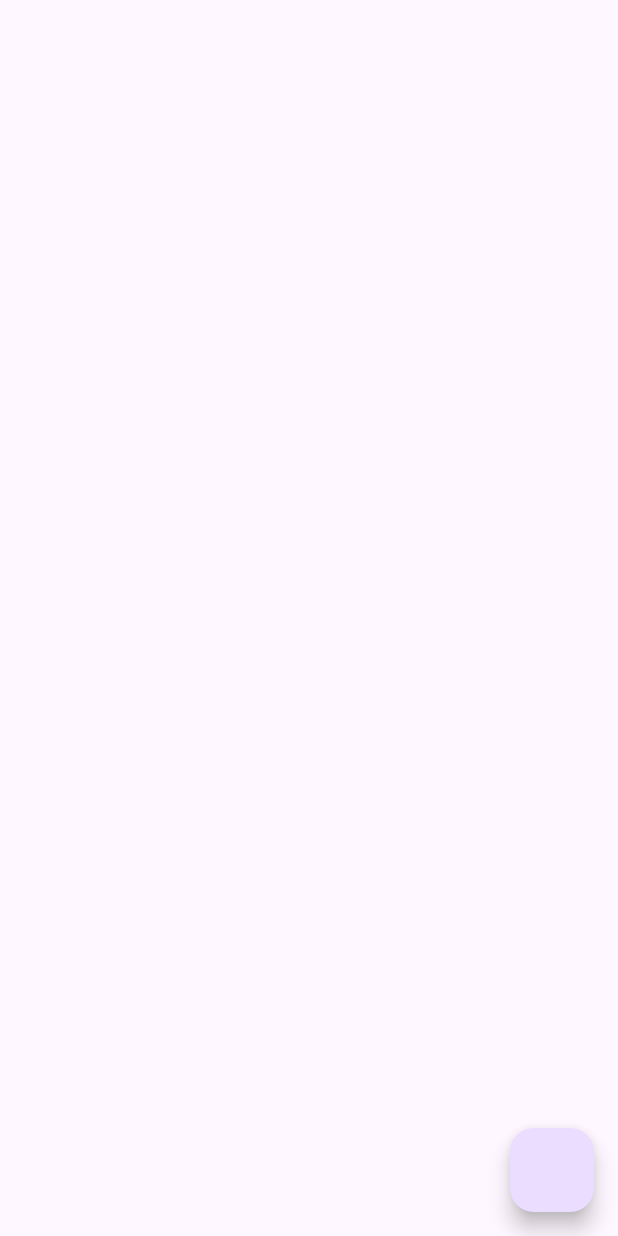
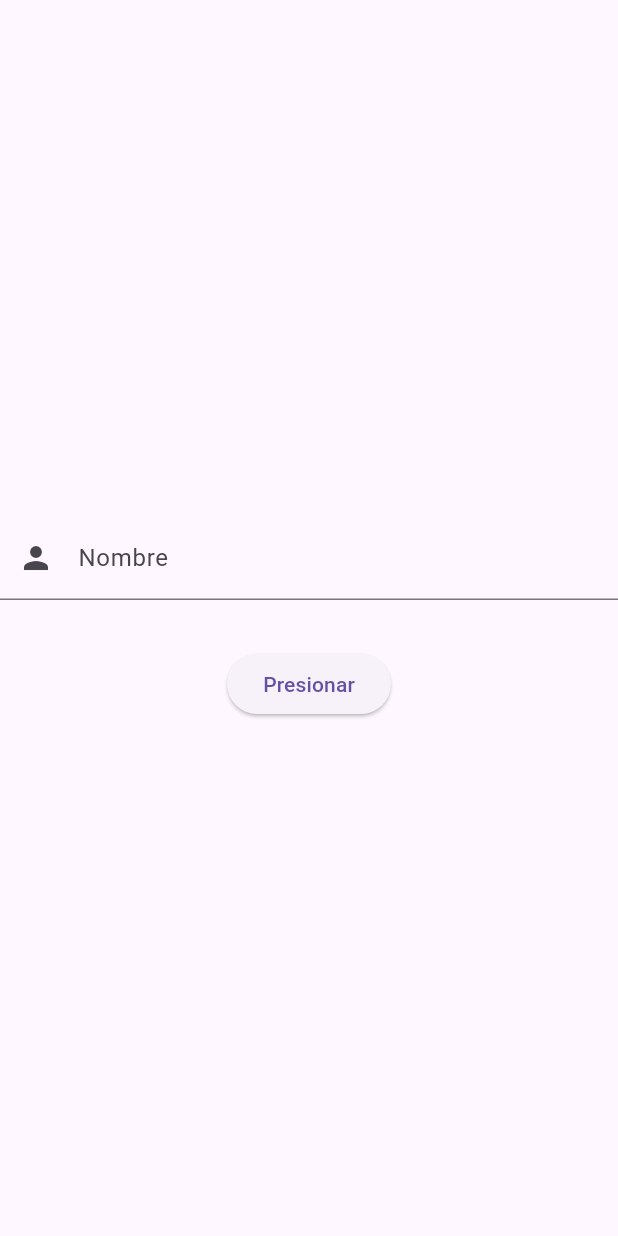
Before and after one commit to fr4nsgallegos/matriculasappg14, a Flutter app: the screen it shows after launch, on a phone screen of 412 x 824 dp. Run offline on Flutter 3.47's test engine with Material 3 defaults, Android fonts, the phone set to English and light mode, and no system bars; our stand-ins replace flutter_svg.

Commit message:
init textfield

```diff
--- a/lib/main.dart
+++ b/lib/main.dart
@@ -1,6 +1,8 @@
 import 'package:flutter/material.dart';
+import 'package:matriculasappg14/pages/eliminar.dart';
 import 'package:matriculasappg14/pages/home_page.dart';
+import 'package:matriculasappg14/textfield_page.dart';
 
 void main() {
-  runApp(MaterialApp(home: HomePage(), debugShowCheckedModeBanner: false));
+  runApp(MaterialApp(home: TextfieldPage(), debugShowCheckedModeBanner: false));
 }
--- /dev/null
+++ b/lib/textfield_page.dart
@@ -0,0 +1,44 @@
+import 'package:flutter/material.dart';
+
+class TextfieldPage extends StatelessWidget {
+  TextEditingController _nombreController = TextEditingController();
+
+  @override
+  Widget build(BuildContext context) {
+    return Scaffold(
+      body: Center(
+        child: Column(
+          mainAxisSize: MainAxisSize.min,
+          children: [
+            TextField(
+              style: TextStyle(
+                color: Colors.red,
+              ), //controla el color del texto ingresado por el usuario
+              maxLength: 50, //máximo de caraceteres permitidos
+              decoration: InputDecoration(
+                counterText: "", //ocultar el contador de caracteres
+                labelText:
+                    "Nombre", //texto de etiqueta que aparece cuando el field no esta seleccionado
+                hint: Text(
+                  "Ingrese el nombre completo ",
+                ), //texto de ayuda dentro del Field
+                prefixIcon: Icon(Icons.person), //Icono de la izquierda
+                suffixText:
+                    " metros", //icono o widget que va a la derecha (suffix)
+              ),
+              controller: _nombreController,
+            ),
+            SizedBox(height: 32),
+            ElevatedButton(
+              onPressed: () {
+                print(_nombreController);
+                print(_nombreController.text);
+              },
+              child: Text("Presionar"),
+            ),
+          ],
+        ),
+      ),
+    );
+  }
+}
```
Also changed, not shown: lib/pages/eliminar.dart (added, +229 -0 lines), pubspec.yaml (+2 -17 lines), pubspec.lock.
